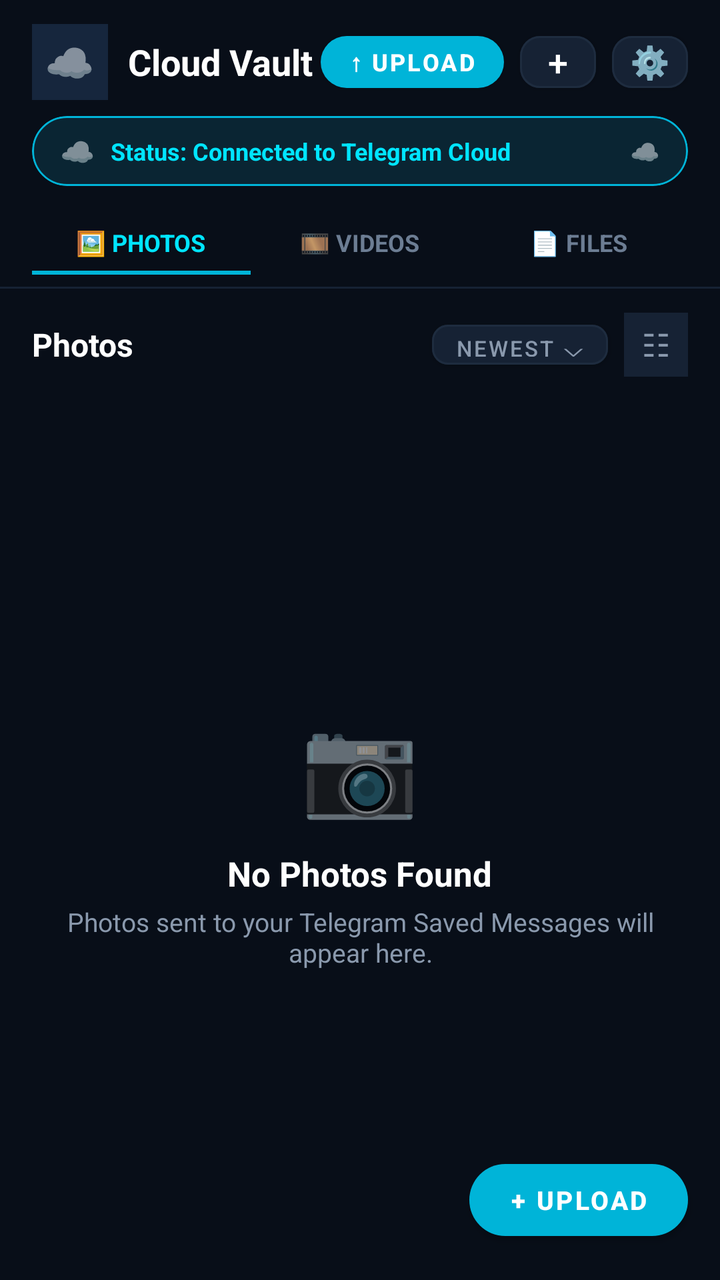
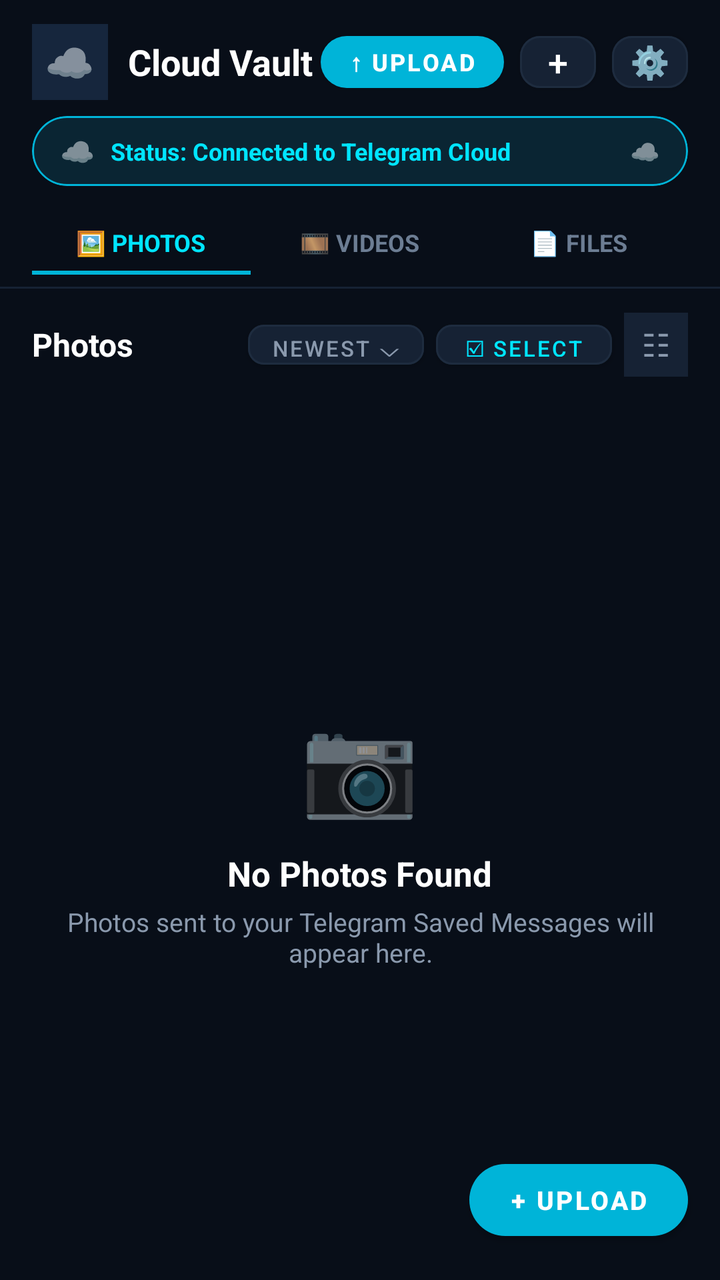

The first picture is an Android layout as it rendered before a commit; the second is the same layout after the commit. The layout source and the unified diff follow.
<!-- AndroidManifest.xml: application theme Theme.CloudVault -->
<!-- res/layout/activity_main.xml -->
<?xml version="1.0" encoding="utf-8"?>
<LinearLayout xmlns:android="http://schemas.android.com/apk/res/android"
    xmlns:app="http://schemas.android.com/apk/res-auto"
    android:layout_width="match_parent"
    android:layout_height="match_parent"
    android:orientation="vertical"
    android:background="@color/bg_dark">

    
    <LinearLayout
        android:layout_width="match_parent"
        android:layout_height="wrap_content"
        android:orientation="horizontal"
        android:gravity="center_vertical"
        android:paddingStart="16dp"
        android:paddingEnd="16dp"
        android:paddingTop="12dp"
        android:paddingBottom="8dp">

        
        <LinearLayout
            android:layout_width="wrap_content"
            android:layout_height="wrap_content"
            android:orientation="horizontal"
            android:gravity="center_vertical">

            <FrameLayout
                android:layout_width="38dp"
                android:layout_height="38dp"
                android:background="@drawable/ic_launcher_background"
                android:backgroundTint="#16263D">

                <TextView
                    android:layout_width="wrap_content"
                    android:layout_height="wrap_content"
                    android:layout_gravity="center"
                    android:text="☁️"
                    android:textSize="20sp" />
            </FrameLayout>

            <TextView
                android:layout_width="wrap_content"
                android:layout_height="wrap_content"
                android:layout_marginStart="10dp"
                android:text="Cloud Vault"
                android:textColor="@color/text_primary"
                android:textSize="18sp"
                android:textStyle="bold" />
        </LinearLayout>

        <View
            android:layout_width="0dp"
            android:layout_height="0dp"
            android:layout_weight="1" />

        
        <com.google.android.material.button.MaterialButton
            android:id="@+id/btnTopUpload"
            android:layout_width="wrap_content"
            android:layout_height="38dp"
            android:text="↑ UPLOAD"
            android:textColor="#FFFFFF"
            android:textSize="12sp"
            android:textStyle="bold"
            app:cornerRadius="19dp"
            app:backgroundTint="@color/accent_cyan"
            android:paddingStart="14dp"
            android:paddingEnd="14dp"
            style="@style/Widget.MaterialComponents.Button" />

        
        <com.google.android.material.button.MaterialButton
            android:id="@+id/btnQuickAdd"
            android:layout_width="38dp"
            android:layout_height="38dp"
            android:layout_marginStart="8dp"
            android:text="+"
            android:textColor="#FFFFFF"
            android:textSize="18sp"
            app:cornerRadius="10dp"
            app:backgroundTint="#162234"
            app:strokeColor="@color/card_border"
            app:strokeWidth="1dp"
            android:padding="0dp"
            style="@style/Widget.MaterialComponents.Button" />

        
        <com.google.android.material.button.MaterialButton
            android:id="@+id/btnSettings"
            android:layout_width="38dp"
            android:layout_height="38dp"
            android:layout_marginStart="8dp"
            android:text="⚙️"
            android:textColor="#FFFFFF"
            android:textSize="16sp"
            app:cornerRadius="10dp"
            app:backgroundTint="#162234"
            app:strokeColor="@color/card_border"
            app:strokeWidth="1dp"
            android:padding="0dp"
            style="@style/Widget.MaterialComponents.Button" />
    </LinearLayout>

    
    <com.google.android.material.card.MaterialCardView
        android:id="@+id/cardStatusBanner"
        android:layout_width="match_parent"
        android:layout_height="wrap_content"
        android:layout_marginStart="16dp"
        android:layout_marginEnd="16dp"
        app:cardCornerRadius="20dp"
        app:cardElevation="0dp"
        app:cardBackgroundColor="@color/status_pill_bg"
        app:strokeColor="@color/status_pill_border"
        app:strokeWidth="1dp">

        <LinearLayout
            android:layout_width="match_parent"
            android:layout_height="wrap_content"
            android:orientation="horizontal"
            android:gravity="center_vertical"
            android:paddingStart="14dp"
            android:paddingEnd="14dp"
            android:paddingTop="8dp"
            android:paddingBottom="8dp">

            <TextView
                android:layout_width="wrap_content"
                android:layout_height="wrap_content"
                android:text="☁️"
                android:textSize="14sp" />

            <TextView
                android:id="@+id/tvStatus"
                android:layout_width="0dp"
                android:layout_height="wrap_content"
                android:layout_weight="1"
                android:layout_marginStart="8dp"
                android:text="Status: Connected to Telegram Cloud"
                android:textColor="@color/accent_cyan_bright"
                android:textSize="12sp"
                android:textStyle="bold"
                android:maxLines="1"
                android:ellipsize="end" />

            <TextView
                android:layout_width="wrap_content"
                android:layout_height="wrap_content"
                android:text="☁️"
                android:textSize="12sp" />
        </LinearLayout>
    </com.google.android.material.card.MaterialCardView>

    
    <LinearLayout
        android:layout_width="match_parent"
        android:layout_height="wrap_content"
        android:layout_marginTop="14dp"
        android:paddingStart="16dp"
        android:paddingEnd="16dp"
        android:orientation="horizontal">

        <LinearLayout
            android:id="@+id/tabPhotosContainer"
            android:layout_width="0dp"
            android:layout_height="wrap_content"
            android:layout_weight="1"
            android:orientation="vertical"
            android:gravity="center"
            android:paddingTop="6dp"
            android:paddingBottom="6dp">

            <TextView
                android:id="@+id/tvTabPhotosLabel"
                android:layout_width="wrap_content"
                android:layout_height="wrap_content"
                android:text="🖼 PHOTOS"
                android:textColor="@color/accent_cyan_bright"
                android:textSize="12sp"
                android:textStyle="bold" />

            <View
                android:id="@+id/tabPhotosIndicator"
                android:layout_width=" match_parent"
                android:layout_height="2dp"
                android:layout_marginTop="6dp"
                android:background="@color/accent_cyan" />
        </LinearLayout>

        <LinearLayout
            android:id="@+id/tabVideosContainer"
            android:layout_width="0dp"
            android:layout_height="wrap_content"
            android:layout_weight="1"
            android:orientation="vertical"
            android:gravity="center"
            android:paddingTop="6dp"
            android:paddingBottom="6dp">

            <TextView
                android:id="@+id/tvTabVideosLabel"
                android:layout_width="wrap_content"
                android:layout_height="wrap_content"
                android:text="🎞 VIDEOS"
                android:textColor="@color/tab_inactive"
                android:textSize="12sp"
                android:textStyle="bold" />

            <View
                android:id="@+id/tabVideosIndicator"
                android:layout_width="match_parent"
                android:layout_height="2dp"
                android:layout_marginTop="6dp"
                android:background="@android:color/transparent" />
        </LinearLayout>

        <LinearLayout
            android:id="@+id/tabFilesContainer"
            android:layout_width="0dp"
            android:layout_height="wrap_content"
            android:layout_weight="1"
            android:orientation="vertical"
            android:gravity="center"
            android:paddingTop="6dp"
            android:paddingBottom="6dp">

            <TextView
                android:id="@+id/tvTabFilesLabel"
                android:layout_width="wrap_content"
                android:layout_height="wrap_content"
                android:text="📄 FILES"
                android:textColor="@color/tab_inactive"
                android:textSize="12sp"
                android:textStyle="bold" />

            <View
                android:id="@+id/tabFilesIndicator"
                android:layout_width="match_parent"
                android:layout_height="2dp"
                android:layout_marginTop="6dp"
                android:background="@android:color/transparent" />
        </LinearLayout>

    </LinearLayout>

    <View
        android:layout_width="match_parent"
        android:layout_height="1dp"
        android:background="#162234" />

    
    <LinearLayout
        android:layout_width="match_parent"
        android:layout_height="wrap_content"
        android:orientation="horizontal"
        android:gravity="center_vertical"
        android:paddingStart="16dp"
        android:paddingEnd="16dp"
        android:paddingTop="12dp"
        android:paddingBottom="6dp">

        <TextView
            android:id="@+id/tvSectionTitle"
            android:layout_width="0dp"
            android:layout_height="wrap_content"
            android:layout_weight="1"
            android:text="Photos"
            android:textColor="@color/text_primary"
            android:textSize="16sp"
            android:textStyle="bold" />

        <com.google.android.material.button.MaterialButton
            android:id="@+id/btnSortFilter"
            android:layout_width="wrap_content"
            android:layout_height="32dp"
            android:text="Newest ⌵"
            android:textColor="@color/text_secondary"
            android:textSize="11sp"
            app:cornerRadius="8dp"
            app:backgroundTint="#162234"
            app:strokeColor="@color/card_border"
            app:strokeWidth="1dp"
            android:paddingStart="8dp"
            android:paddingEnd="8dp"
            style="@style/Widget.MaterialComponents.Button" />

        <TextView
            android:id="@+id/btnGridToggle"
            android:layout_width="32dp"
            android:layout_height="32dp"
            android:layout_marginStart="8dp"
            android:gravity="center"
            android:text="☷"
            android:textColor="@color/text_secondary"
            android:textSize="16sp"
            android:background="#162234" />
    </LinearLayout>

    
    <FrameLayout
        android:layout_width="match_parent"
        android:layout_height="0dp"
        android:layout_weight="1">

        <androidx.recyclerview.widget.RecyclerView
            android:id="@+id/rvMediaGrid"
            android:layout_width="match_parent"
            android:layout_height="match_parent"
            android:clipToPadding="false"
            android:paddingStart="12dp"
            android:paddingEnd="12dp"
            android:paddingTop="4dp"
            android:paddingBottom="80dp"
            android:scrollbars="vertical" />

        
        <LinearLayout
            android:id="@+id/layoutEmptyState"
            android:layout_width="match_parent"
            android:layout_height="match_parent"
            android:orientation="vertical"
            android:gravity="center"
            android:padding="24dp">

            <TextView
                android:id="@+id/tvEmptyEmoji"
                android:layout_width="wrap_content"
                android:layout_height="wrap_content"
                android:text="📷"
                android:textSize="48sp" />

            <TextView
                android:id="@+id/tvEmptyTitle"
                android:layout_width="wrap_content"
                android:layout_height="wrap_content"
                android:layout_marginTop="12dp"
                android:text="No Photos Found"
                android:textColor="@color/text_primary"
                android:textSize="17sp"
                android:textStyle="bold" />

            <TextView
                android:id="@+id/tvEmptySubtitle"
                android:layout_width="wrap_content"
                android:layout_height="wrap_content"
                android:layout_marginTop="4dp"
                android:gravity="center"
                android:text="Photos sent to your Telegram Saved Messages will appear here."
                android:textColor="@color/text_secondary"
                android:textSize="13sp" />
        </LinearLayout>

        
        <ProgressBar
            android:id="@+id/pbLoading"
            android:layout_width="40dp"
            android:layout_height="40dp"
            android:layout_gravity="center"
            android:visibility="gone" />

        
        <com.google.android.material.button.MaterialButton
            android:id="@+id/fabUpload"
            android:layout_width="wrap_content"
            android:layout_height="48dp"
            android:layout_gravity="bottom|end"
            android:layout_marginEnd="16dp"
            android:layout_marginBottom="16dp"
            android:text="+ UPLOAD"
            android:textColor="#FFFFFF"
            android:textSize="13sp"
            android:textStyle="bold"
            app:cornerRadius="24dp"
            app:backgroundTint="@color/accent_cyan"
            app:elevation="6dp"
            android:paddingStart="20dp"
            android:paddingEnd="20dp"
            style="@style/Widget.MaterialComponents.Button" />

    </FrameLayout>

</LinearLayout>
<!-- resources referenced by this layout -->
<resources>
  <color name="accent_cyan">#00B4D8</color>
  <color name="accent_cyan_bright">#00E5FF</color>
  <color name="bg_dark">#080E18</color>
  <color name="card_border">#1E2C3F</color>
  <color name="status_pill_bg">#0A2533</color>
  <color name="status_pill_border">#00B4D8</color>
  <color name="tab_inactive">#6C7D93</color>
  <color name="text_primary">#FFFFFF</color>
  <color name="text_secondary">#8A99AD</color>
  <!-- drawable ic_launcher_background (drawable) -->
  <?xml version="1.0" encoding="utf-8"?>
  <vector xmlns:android="http://schemas.android.com/apk/res/android"
      android:width="108dp"
      android:height="108dp"
      android:viewportWidth="108"
      android:viewportHeight="108">
      <path
          android:fillColor="#3B82F6"
          android:pathData="M0,0h108v108h-108z"/>
  </vector>
  <style name="Theme.CloudVault" parent="Theme.MaterialComponents.DayNight.NoActionBar">
          <item name="colorPrimary">@color/accent_blue</item>
          <item name="colorSecondary">@color/accent_cyan</item>
          <item name="android:statusBarColor">@color/bg_dark</item>
          <item name="android:windowBackground">@color/bg_dark</item>
      </style>
  <color name="accent_blue">#1976D2</color>
</resources>

<!-- the commit's change to res/layout/activity_main.xml (unified diff, before → after) -->
@@ -8,6 +8,7 @@
 
     
     <LinearLayout
+        android:id="@+id/layoutNormalTopBar"
         android:layout_width="match_parent"
         android:layout_height="wrap_content"
         android:orientation="horizontal"
@@ -102,6 +103,61 @@
     </LinearLayout>
 
     
+    <LinearLayout
+        android:id="@+id/layoutSelectionTopBar"
+        android:layout_width="match_parent"
+        android:layout_height="wrap_content"
+        android:orientation="horizontal"
+        android:gravity="center_vertical"
+        android:paddingStart="16dp"
+        android:paddingEnd="16dp"
+        android:paddingTop="12dp"
+        android:paddingBottom="8dp"
+        android:visibility="gone"
+        android:background="#0A0F1D">
+
+        
+        <TextView
+            android:id="@+id/btnCloseSelection"
+            android:layout_width="40dp"
+            android:layout_height="40dp"
+            android:gravity="center"
+            android:text="✕"
+            android:textColor="#FFFFFF"
+            android:textSize="20sp"
+            android:background="?attr/selectableItemBackgroundBorderless" />
+
+        
+        <TextView
+            android:id="@+id/tvSelectionCount"
+            android:layout_width="0dp"
+            android:layout_height="wrap_content"
+            android:layout_weight="1"
+            android:layout_marginStart="12dp"
+            android:text="1 item selected"
+            android:textColor="#FFFFFF"
+            android:textSize="18sp"
+            android:textStyle="bold" />
+
+        
+        <com.google.android.material.button.MaterialButton
+            android:id="@+id/btnSelectAll"
+            android:layout_width="wrap_content"
+            android:layout_height="38dp"
+            android:text="Select All"
+            android:textColor="#38BDF8"
+            android:textSize="12sp"
+            android:textStyle="bold"
+            app:cornerRadius="19dp"
+            app:backgroundTint="#16263D"
+            app:strokeColor="#1E293B"
+            app:strokeWidth="1dp"
+            android:paddingStart="12dp"
+            android:paddingEnd="12dp"
+            style="@style/Widget.MaterialComponents.Button" />
+    </LinearLayout>
+
+    
     <com.google.android.material.card.MaterialCardView
         android:id="@+id/cardStatusBanner"
         android:layout_width="match_parent"
@@ -284,11 +340,27 @@
             android:paddingEnd="8dp"
             style="@style/Widget.MaterialComponents.Button" />
 
+        <com.google.android.material.button.MaterialButton
+            android:id="@+id/btnStartSelect"
+            android:layout_width="wrap_content"
+            android:layout_height="32dp"
+            android:layout_marginStart="6dp"
+            android:text="☑ Select"
+            android:textColor="@color/accent_cyan_bright"
+            android:textSize="11sp"
+            app:cornerRadius="8dp"
+            app:backgroundTint="#162234"
+            app:strokeColor="@color/card_border"
+            app:strokeWidth="1dp"
+            android:paddingStart="8dp"
+            android:paddingEnd="8dp"
+            style="@style/Widget.MaterialComponents.Button" />
+
         <TextView
             android:id="@+id/btnGridToggle"
             android:layout_width="32dp"
             android:layout_height="32dp"
-            android:layout_marginStart="8dp"
+            android:layout_marginStart="6dp"
             android:gravity="center"
             android:text="☷"
             android:textColor="@color/text_secondary"
@@ -377,6 +449,62 @@
             android:paddingEnd="20dp"
             style="@style/Widget.MaterialComponents.Button" />
 
+        
+        <com.google.android.material.card.MaterialCardView
+            android:id="@+id/layoutSelectionBottomBar"
+            android:layout_width="match_parent"
+            android:layout_height="wrap_content"
+            android:layout_gravity="bottom"
+            android:layout_marginStart="16dp"
+            android:layout_marginEnd="16dp"
+            android:layout_marginBottom="16dp"
+            android:visibility="gone"
+            app:cardCornerRadius="28dp"
+            app:cardElevation="8dp"
+            app:cardBackgroundColor="#0F172A"
+            app:strokeColor="#1E293B"
+            app:strokeWidth="1dp">
+
+            <LinearLayout
+                android:layout_width="match_parent"
+                android:layout_height="wrap_content"
+                android:orientation="horizontal"
+                android:gravity="center"
+                android:padding="8dp">
+
+                
+                <com.google.android.material.button.MaterialButton
+                    android:id="@+id/btnDownloadSelected"
+                    android:layout_width="0dp"
+                    android:layout_height="48dp"
+                    android:layout_weight="1"
+                    android:layout_marginEnd="6dp"
+                    android:text="⬇ Download"
+                    android:textColor="#FFFFFF"
+                    android:textSize="13sp"
+                    android:textStyle="bold"
+                    app:backgroundTint="#2563EB"
+                    app:cornerRadius="24dp"
+                    style="@style/Widget.MaterialComponents.Button" />
+
+                
+                <com.google.android.material.button.MaterialButton
+                    android:id="@+id/btnDeleteSelected"
+                    android:layout_width="0dp"
+                    android:layout_height="48dp"
+                    android:layout_weight="1"
+                    android:layout_marginStart="6dp"
+                    android:text="🗑 Delete"
+                    android:textColor="#FFFFFF"
+                    android:textSize="13sp"
+                    android:textStyle="bold"
+                    app:backgroundTint="#DC2626"
+                    app:cornerRadius="24dp"
+                    style="@style/Widget.MaterialComponents.Button" />
+
+            </LinearLayout>
+        </com.google.android.material.card.MaterialCardView>
+
     </FrameLayout>
 
 </LinearLayout>
